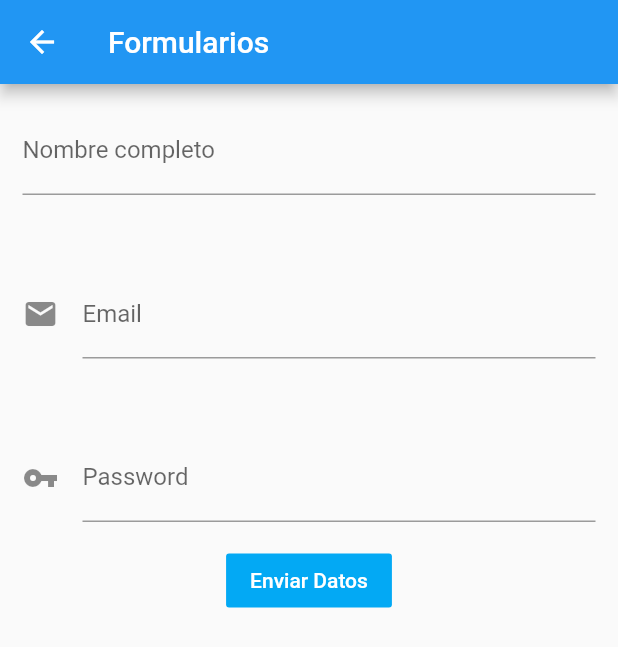
After one commit to ConociendoFlutter/widgets_flutter_app, a Flutter app: the screen it shows after launch, after a tap on "Formularios", on a phone screen of 412 x 824 dp. The commit adds this screen. Shown: the top 647 px of the screen. Run offline on Flutter 3.47's test engine with Material 2 defaults, Android fonts, the phone set to English and light mode, and no system bars; network calls fail.

Commit message:
Add Formularios

```diff
--- a/lib/main.dart
+++ b/lib/main.dart
@@ -4,6 +4,7 @@ import 'package:widgets_flutter_app/src/pages/botones_page.dart';
 import 'package:widgets_flutter_app/src/pages/cards_page.dart';
 import 'package:widgets_flutter_app/src/pages/circle_page.dart';
 import 'package:widgets_flutter_app/src/pages/container_page.dart';
+import 'package:widgets_flutter_app/src/pages/formulario_page.dart';
 import 'package:widgets_flutter_app/src/pages/home_page.dart';
 import 'package:widgets_flutter_app/src/pages/images_page.dart';
 import 'package:widgets_flutter_app/src/pages/stack_page.dart';
@@ -24,7 +25,8 @@ class MyApp extends StatelessWidget {
         'images': (BuildContext context) => ImagesPage(),
         'cards': (BuildContext context) => CardsPage(),
         'circle': (BuildContext context) => CirclePage(),
-        'alert': (BuildContext context) => AlertPage()
+        'alert': (BuildContext context) => AlertPage(),
+        'formulario': (BuildContext context) => FormularioPage()
       },
     );
   }
--- /dev/null
+++ b/lib/src/pages/formulario_page.dart
@@ -0,0 +1,70 @@
+import 'package:flutter/material.dart';
+
+class FormularioPage extends StatelessWidget {
+  @override
+  Widget build(BuildContext context) {
+    return Scaffold(
+      appBar: AppBar(
+        title: Text('Formularios'),
+      ),
+      body: SingleChildScrollView(
+        child: Form(
+          child: Column(
+            children: <Widget>[
+              _createInput1(),
+              SizedBox(
+                height: 20,
+              ),
+              _createInput2(),
+              SizedBox(
+                height: 20,
+              ),
+              _createInput3(),
+              FlatButton(
+                onPressed: () {
+
+                },
+
+                color: Colors.lightBlue,
+                child: Text('Enviar Datos', style: TextStyle(color: Colors.white),),
+              )
+            ],
+          ),
+        ),
+      ),
+    );
+  }
+}
+
+Widget _createInput1() {
+  return Container(
+    padding: EdgeInsets.all(15),
+    child: TextFormField(
+      decoration:
+          InputDecoration(labelText: 'Nombre completo', hintText: 'Nombre'),
+    ),
+  );
+}
+
+Widget _createInput2() {
+  return Container(
+    padding: EdgeInsets.all(15),
+    child: TextFormField(
+      decoration: InputDecoration(
+          labelText: 'Email', icon: Icon(Icons.email), hintText: 'Email'),
+    ),
+  );
+}
+
+Widget _createInput3() {
+  return Container(
+    padding: EdgeInsets.all(15),
+    child: TextFormField(
+      obscureText: true,
+      decoration: InputDecoration(
+          labelText: 'Password',
+          icon: Icon(Icons.vpn_key),
+          hintText: 'Password'),
+    ),
+  );
+}
--- a/lib/src/pages/home_page.dart
+++ b/lib/src/pages/home_page.dart
@@ -51,10 +51,10 @@ class HomePage extends StatelessWidget {
             ),
             ListTile(
               onTap: () {
-                Navigator.pushNamed(context, 'alert');
+                Navigator.pushNamed(context, 'formulario');
               },
-              leading: Icon(Icons.add_alert),
-              title: Text('Alertas'),
+              leading: Icon(Icons.format_align_justify),
+              title: Text('Formularios'),
               trailing: Icon(Icons.keyboard_arrow_right),
             ),
           ],
```
